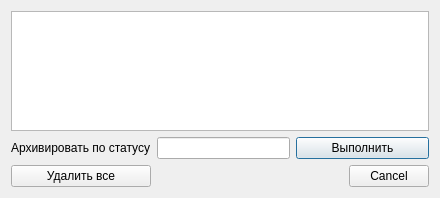
Before: the Qt Designer form app/LightTaskManager/gui/archivedialog.ui in ApplicationsForge/TaskManagerGUI, drawn with Qt 5.
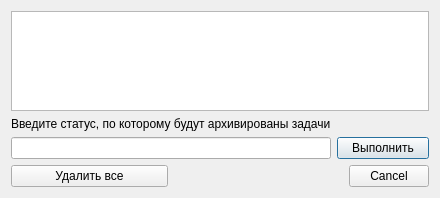
After: the same form once the commit is applied.

```diff
--- a/app/LightTaskManager/gui/archivedialog.ui
+++ b/app/LightTaskManager/gui/archivedialog.ui
@@ -17,32 +17,32 @@
    <item row="0" column="0" colspan="3">
     <widget class="QTextEdit" name="archivedTextEdit"/>
    </item>
-   <item row="1" column="0">
+   <item row="1" column="0" colspan="2">
     <widget class="QLabel" name="archiveByStatusLabel">
      <property name="text">
-      <string>Архивировать по статусу</string>
+      <string>Введите статус, по которому будут архивированы задачи</string>
      </property>
     </widget>
    </item>
-   <item row="1" column="1">
+   <item row="2" column="0" colspan="2">
     <widget class="QLineEdit" name="archiveByStatusLineEdit"/>
    </item>
-   <item row="1" column="2">
+   <item row="2" column="2">
     <widget class="QPushButton" name="archiveByStatusPushButton">
      <property name="text">
       <string>Выполнить</string>
      </property>
     </widget>
    </item>
-   <item row="2" column="0">
-    <widget class="QPushButton" name="removeAllPushButton">
+   <item row="3" column="0">
+    <widget class="QPushButton" name="gcPushButton">
      <property name="text">
       <string>Удалить все</string>
      </property>
     </widget>
    </item>
-   <item row="2" column="2">
-    <widget class="QDialogButtonBox" name="buttonBox">
+   <item row="3" column="1" colspan="2">
+    <widget class="QDialogButtonBox" name="archiveButtonBox">
      <property name="orientation">
       <enum>Qt::Horizontal</enum>
      </property>
```
Left out of the diff: 6 changed lines with no effect on the pictures.
